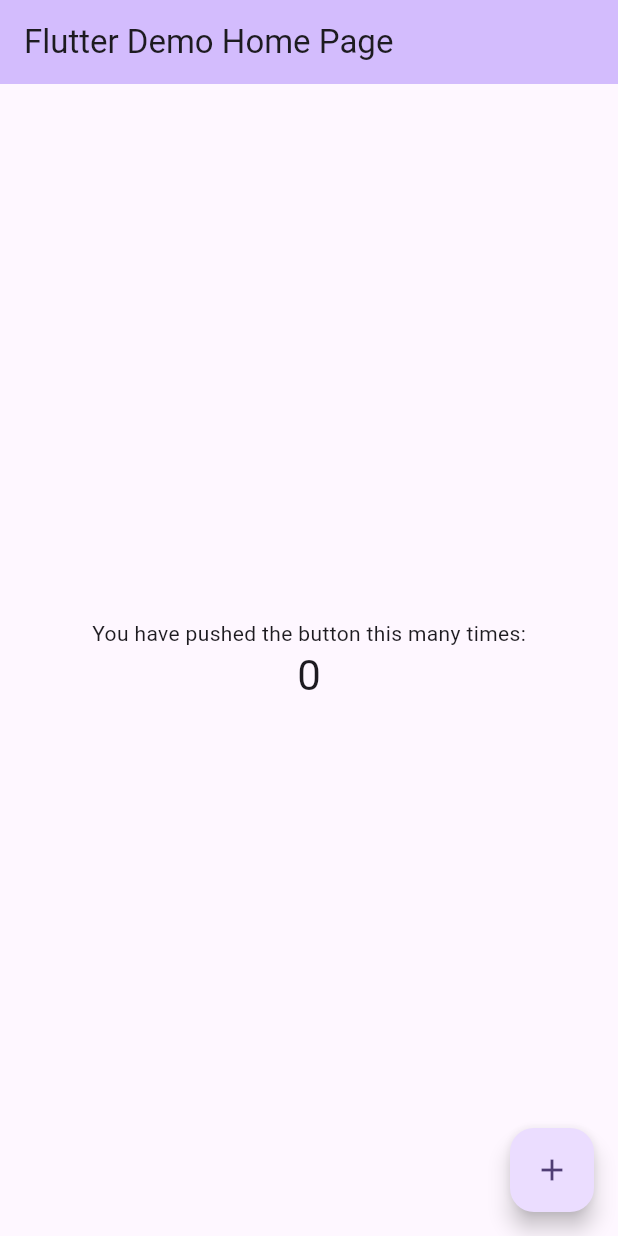
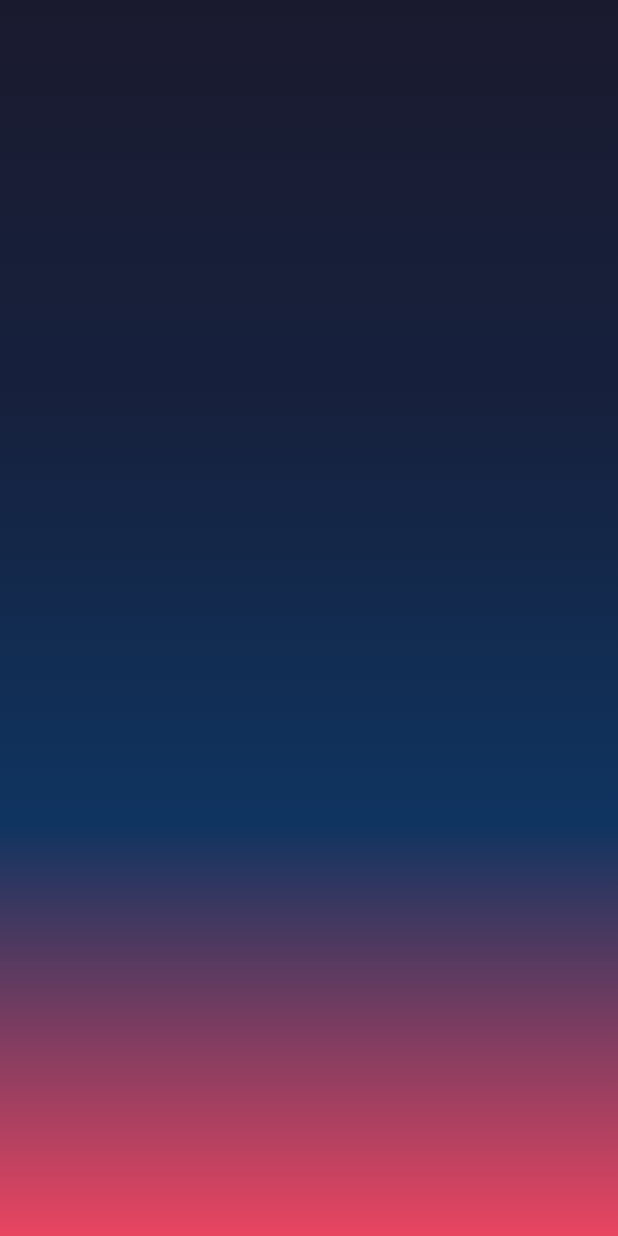
Before and after one commit to RoshanBorkar29/AtsScoreBooster, a Flutter app: the screen it shows after launch, on a phone screen of 412 x 824 dp. Run offline on Flutter 3.47's test engine with Material 3 defaults, Android fonts, the phone set to English and light mode, and no system bars.

Commit message:
Describe your changes here

```diff
--- /dev/null
+++ b/lib/Features/HomeScreen.dart
@@ -0,0 +1,28 @@
+import 'package:flutter/material.dart';
+
+class Homescreen extends StatefulWidget {
+  const Homescreen({super.key});
+
+  @override
+  State<Homescreen> createState() => _HomescreenState();
+}
+
+class _HomescreenState extends State<Homescreen> {
+  @override
+  Widget build(BuildContext context) {
+    return Container(
+      decoration:BoxDecoration(
+        gradient: LinearGradient(
+          begin: Alignment.topCenter,
+          end: Alignment.bottomCenter,
+          colors: [
+            Color(0xff1A1A2E),
+            Color(0xff16213E),
+            Color(0xff0F3460),
+            Color(0xffE94560),
+          ],
+        ),
+      ),
+    );
+  }
+}
--- a/lib/main.dart
+++ b/lib/main.dart
@@ -1,3 +1,4 @@
+import 'package:ats_score_booster/Features/HomeScreen.dart';
 import 'package:flutter/material.dart';
 
 void main() {
@@ -12,111 +13,8 @@ class MyApp extends StatelessWidget {
   Widget build(BuildContext context) {
     return MaterialApp(
       title: 'Flutter Demo',
-      theme: ThemeData(
-        // This is the theme of your application.
-        //
-        // TRY THIS: Try running your application with "flutter run". You'll see
-        // the application has a purple toolbar. Then, without quitting the app,
-        // try changing the seedColor in the colorScheme below to Colors.green
-        // and then invoke "hot reload" (save your changes or press the "hot
-        // reload" button in a Flutter-supported IDE, or press "r" if you used
-        // the command line to start the app).
-        //
-        // Notice that the counter didn't reset back to zero; the application
-        // state is not lost during the reload. To reset the state, use hot
-        // restart instead.
-        //
-        // This works for code too, not just values: Most code changes can be
-        // tested with just a hot reload.
-        colorScheme: ColorScheme.fromSeed(seedColor: Colors.deepPurple),
-      ),
-      home: const MyHomePage(title: 'Flutter Demo Home Page'),
+      debugShowCheckedModeBanner: false,
+      home:Homescreen(),
     );
   }
 }
-
-class MyHomePage extends StatefulWidget {
-  const MyHomePage({super.key, required this.title});
-
-  // This widget is the home page of your application. It is stateful, meaning
-  // that it has a State object (defined below) that contains fields that affect
-  // how it looks.
-
-  // This class is the configuration for the state. It holds the values (in this
-  // case the title) provided by the parent (in this case the App widget) and
-  // used by the build method of the State. Fields in a Widget subclass are
-  // always marked "final".
-
-  final String title;
-
-  @override
-  State<MyHomePage> createState() => _MyHomePageState();
-}
-
-class _MyHomePageState extends State<MyHomePage> {
-  int _counter = 0;
-
-  void _incrementCounter() {
-    setState(() {
-      // This call to setState tells the Flutter framework that something has
-      // changed in this State, which causes it to rerun the build method below
-      // so that the display can reflect the updated values. If we changed
-      // _counter without calling setState(), then the build method would not be
-      // called again, and so nothing would appear to happen.
-      _counter++;
-    });
-  }
-
-  @override
-  Widget build(BuildContext context) {
-    // This method is rerun every time setState is called, for instance as done
-    // by the _incrementCounter method above.
-    //
-    // The Flutter framework has been optimized to make rerunning build methods
-    // fast, so that you can just rebuild anything that needs updating rather
-    // than having to individually change instances of widgets.
-    return Scaffold(
-      appBar: AppBar(
-        // TRY THIS: Try changing the color here to a specific color (to
-        // Colors.amber, perhaps?) and trigger a hot reload to see the AppBar
-        // change color while the other colors stay the same.
-        backgroundColor: Theme.of(context).colorScheme.inversePrimary,
-        // Here we take the value from the MyHomePage object that was created by
-        // the App.build method, and use it to set our appbar title.
-        title: Text(widget.title),
-      ),
-      body: Center(
-        // Center is a layout widget. It takes a single child and positions it
-        // in the middle of the parent.
-        child: Column(
-          // Column is also a layout widget. It takes a list of children and
-          // arranges them vertically. By default, it sizes itself to fit its
-          // children horizontally, and tries to be as tall as its parent.
-          //
-          // Column has various properties to control how it sizes itself and
-          // how it positions its children. Here we use mainAxisAlignment to
-          // center the children vertically; the main axis here is the vertical
-          // axis because Columns are vertical (the cross axis would be
-          // horizontal).
-          //
-          // TRY THIS: Invoke "debug painting" (choose the "Toggle Debug Paint"
-          // action in the IDE, or press "p" in the console), to see the
-          // wireframe for each widget.
-          mainAxisAlignment: MainAxisAlignment.center,
-          children: <Widget>[
-            const Text('You have pushed the button this many times:'),
-            Text(
-              '$_counter',
-              style: Theme.of(context).textTheme.headlineMedium,
-            ),
-          ],
-        ),
-      ),
-      floatingActionButton: FloatingActionButton(
-        onPressed: _incrementCounter,
-        tooltip: 'Increment',
-        child: const Icon(Icons.add),
-      ), // This trailing comma makes auto-formatting nicer for build methods.
-    );
-  }
-}
```
